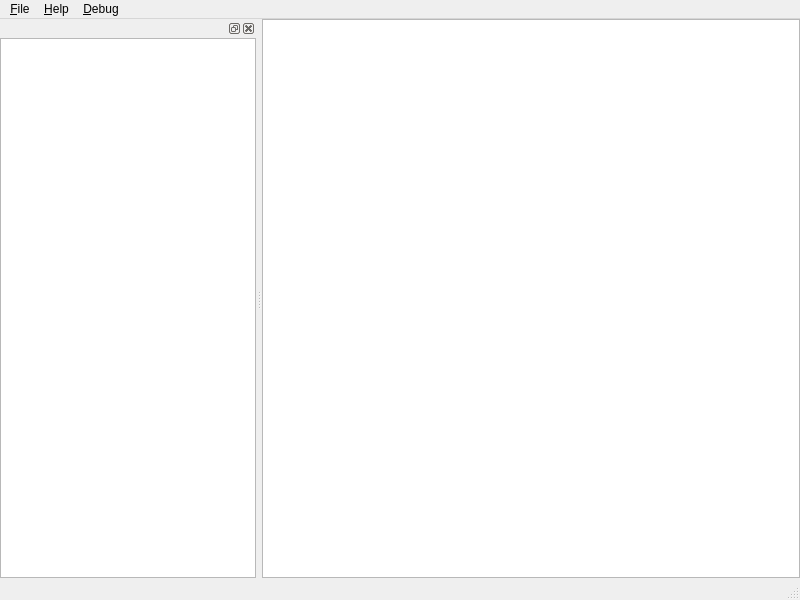
Before: the Qt Designer form src/mainwindow.ui in ambiesoft/JLReader, drawn with Qt 5.
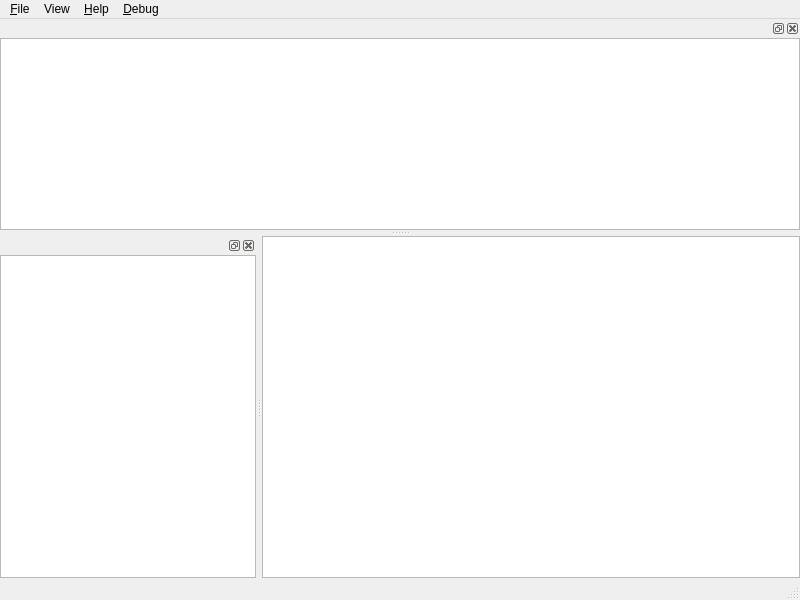
After: the same form once the commit is applied.

```diff
--- a/src/mainwindow.ui
+++ b/src/mainwindow.ui
@@ -48,7 +48,7 @@
      <x>0</x>
      <y>0</y>
      <width>800</width>
-     <height>18</height>
+     <height>22</height>
     </rect>
    </property>
    <widget class="QMenu" name="menu_File">
@@ -68,7 +68,15 @@
     <addaction name="action_Test"/>
     <addaction name="action_PasteArticle"/>
    </widget>
+   <widget class="QMenu" name="menuView">
+    <property name="title">
+     <string>View</string>
+    </property>
+    <addaction name="action_AD"/>
+    <addaction name="action_Jo_To_Num"/>
+   </widget>
    <addaction name="menu_File"/>
+   <addaction name="menuView"/>
    <addaction name="menu_Help"/>
    <addaction name="menu_Debug"/>
   </widget>
@@ -100,6 +108,40 @@
     </layout>
    </widget>
   </widget>
+  <widget class="QDockWidget" name="dockOriginal">
+   <attribute name="dockWidgetArea">
+    <number>4</number>
+   </attribute>
+   <widget class="QWidget" name="dockWidgetContents_2">
+    <layout class="QHBoxLayout" name="horizontalLayout_3">
+     <property name="spacing">
+      <number>0</number>
+     </property>
+     <property name="leftMargin">
+      <number>0</number>
+     </property>
+     <property name="topMargin">
+      <number>0</number>
+     </property>
+     <property name="rightMargin">
+      <number>0</number>
+     </property>
+     <property name="bottomMargin">
+      <number>0</number>
+     </property>
+     <item>
+      <widget class="QTextEdit" name="textEdit_Original">
+       <property name="font">
+        <font>
+         <family>Consolas</family>
+         <pointsize>12</pointsize>
+        </font>
+       </property>
+      </widget>
+     </item>
+    </layout>
+   </widget>
+  </widget>
   <action name="action_Test">
    <property name="text">
     <string>&amp;Test</string>
```
Left out of the diff: 22 changed lines with no effect on the pictures.
